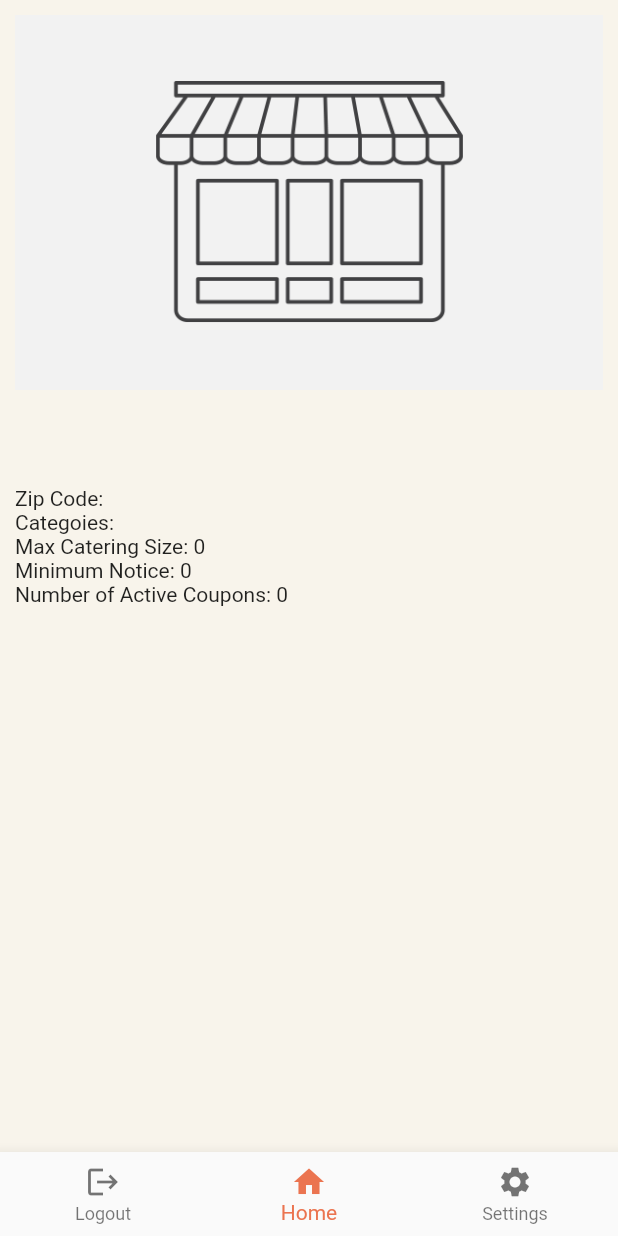
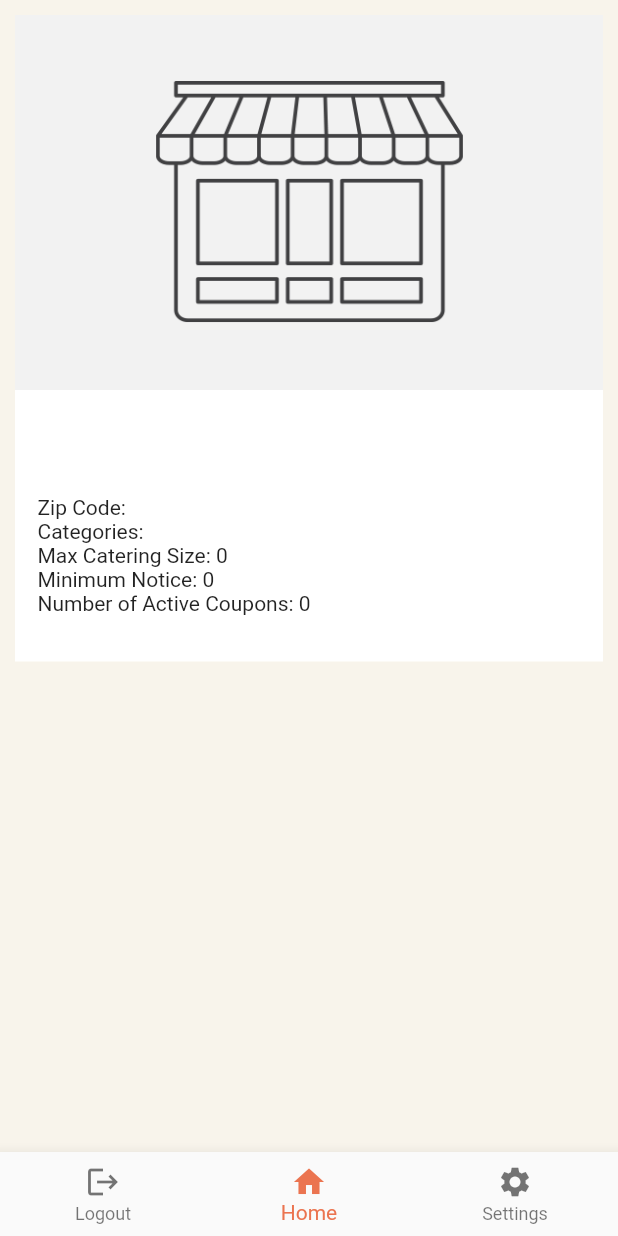
Before and after one commit to tsipantzi/Alotta-Capstone-22-23, a Flutter app: the CouponManagerPage screen opened directly with empty values, on a phone screen of 412 x 824 dp. Run offline on Flutter 3.47's test engine with Material 2 defaults, Android fonts, the phone set to English and light mode, and no system bars; Roboto replaces fonts that are missing (Nexa).

Commit message:
Added some simple formatting to the resturant object text

```diff
--- a/alotta_client/lib/pages/coupon_manager_page.dart
+++ b/alotta_client/lib/pages/coupon_manager_page.dart
@@ -28,17 +28,29 @@ class CouponManagerPage extends StatelessWidget {
                 ),
               ),
             ),
-            Text(currentRestaurant.name),
+            Container(
+                padding: const EdgeInsets.all(15),
+                color: Colors.white,
+                child: Column(
+                  crossAxisAlignment: CrossAxisAlignment.start,
+                  children: <Widget>[
+                    Text(currentRestaurant.name,
+                        style: const TextStyle(
+                          fontSize: 20,
+                          fontWeight: FontWeight.bold,
+                        )),
                     Text(currentRestaurant.phoneNumber),
                     Text(currentRestaurant.email),
-            Text(currentRestaurant.aboutMe),
                     Text("Zip Code: ${currentRestaurant.zipCode}"),
-            Text("Categoies: ${currentRestaurant.foodCategories}"),
+                    Text("Categories: ${currentRestaurant.foodCategories}"),
                     Text(
                         "Max Catering Size: ${currentRestaurant.maxCateringSizePerPerson}"),
                     Text("Minimum Notice: ${currentRestaurant.minimumNotice}"),
                     Text(
                         "Number of Active Coupons: ${currentRestaurant.numberOfActiveCoupons}"),
+                    Text(currentRestaurant.aboutMe),
+                  ],
+                ))
           ],
         ),
       ),
```
Lines whose indentation alone changed are shown as unchanged.
